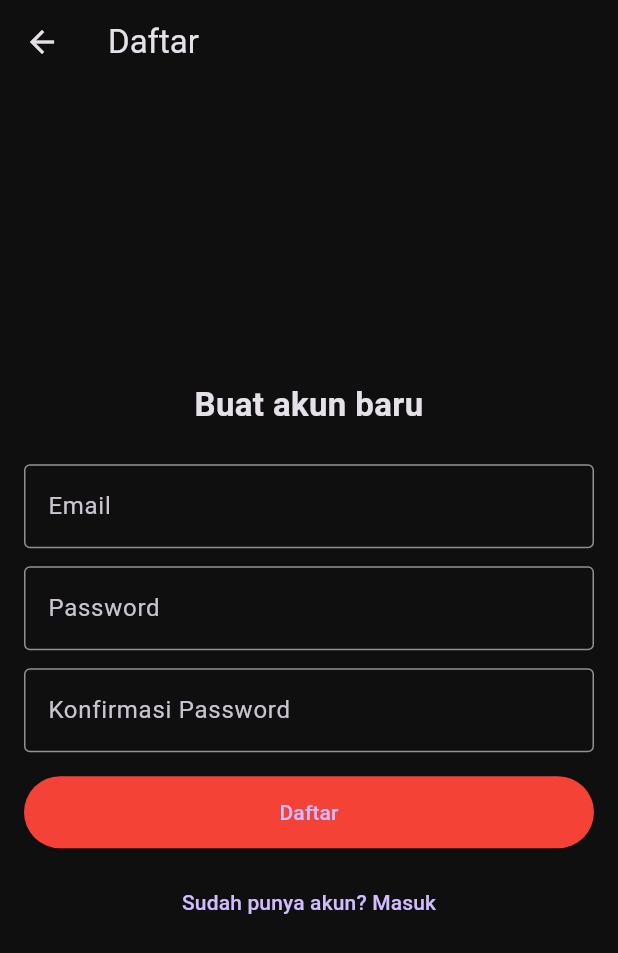
After one commit to slabkim/UTPMOLA, a Flutter app: the screen it shows after launch, after a tap on "Masuk", after a tap on "Belum punya akun? Daftar", on a phone screen of 412 x 824 dp. The commit adds this screen. Shown: the top 953 px of the screen. Run offline on Flutter 3.47's test engine with Material 3 defaults, Android fonts, the phone set to English and light mode, and no system bars; our stand-ins replace firebase_auth, firebase_core, youtube_player_flutter; accounts and stored records are empty.

Commit message:
adding login dan register page that connect to firebase

```diff
--- a/lib/main.dart
+++ b/lib/main.dart
@@ -1,7 +1,20 @@
 import 'package:flutter/material.dart';
+import 'package:firebase_core/firebase_core.dart';
+import 'firebase_options.dart';
 import 'screens/main_screen.dart';
+import 'screens/auth/login_screen.dart';
+import 'screens/auth/register_screen.dart';
+import 'package:firebase_auth/firebase_auth.dart';
 
-void main() {
+Future<void> main() async {
+  WidgetsFlutterBinding.ensureInitialized();
+  await Firebase.initializeApp(
+    options: DefaultFirebaseOptions.currentPlatform,
+  );
+  // Set bahasa untuk pesan Auth dan hilangkan peringatan X-Firebase-Locale null
+  try {
+    await FirebaseAuth.instance.setLanguageCode('id');
+  } catch (_) {}
   runApp(const YouTubeCloneApp());
 }
 
@@ -18,7 +31,33 @@ class YouTubeCloneApp extends StatelessWidget {
         scaffoldBackgroundColor: const Color(0xFF0F0F0F),
         primaryColor: Colors.red,
       ),
-      home: const MainScreen(),
+      routes: {
+        '/login': (_) => const LoginScreen(),
+        '/register': (_) => const RegisterScreen(),
+      },
+      home: const _AuthGate(),
     );
   }
 }
+
+class _AuthGate extends StatelessWidget {
+  const _AuthGate();
+
+  @override
+  Widget build(BuildContext context) {
+    return StreamBuilder<User?>(
+      stream: FirebaseAuth.instance.authStateChanges(),
+      builder: (context, snapshot) {
+        if (snapshot.connectionState == ConnectionState.waiting) {
+          return const Scaffold(
+            body: Center(child: CircularProgressIndicator()),
+          );
+        }
+        if (snapshot.hasData) {
+          return const MainScreen();
+        }
+        return const LoginScreen();
+      },
+    );
+  }
+}
--- /dev/null
+++ b/lib/screens/auth/login_screen.dart
@@ -0,0 +1,148 @@
+import 'package:flutter/material.dart';
+import '../../services/auth_service.dart';
+
+class LoginScreen extends StatefulWidget {
+  const LoginScreen({super.key});
+
+  @override
+  State<LoginScreen> createState() => _LoginScreenState();
+}
+
+class _LoginScreenState extends State<LoginScreen> {
+  final _formKey = GlobalKey<FormState>();
+  final _emailController = TextEditingController();
+  final _passwordController = TextEditingController();
+  final _auth = AuthService();
+  bool _isLoading = false;
+  String? _error;
+
+  @override
+  void dispose() {
+    _emailController.dispose();
+    _passwordController.dispose();
+    super.dispose();
+  }
+
+  Future<void> _login() async {
+    setState(() {
+      _error = null;
+    });
+    if (!_formKey.currentState!.validate()) return;
+    setState(() => _isLoading = true);
+    try {
+      await _auth.signInWithEmail(
+        _emailController.text.trim(),
+        _passwordController.text.trim(),
+      );
+      // AuthGate will navigate automatically based on auth state
+    } on AuthException catch (e) {
+      setState(() => _error = e.message);
+    } catch (_) {
+      setState(() => _error = 'Login gagal. Coba lagi.');
+    } finally {
+      if (mounted) setState(() => _isLoading = false);
+    }
+  }
+
+  @override
+  Widget build(BuildContext context) {
+    return Scaffold(
+      appBar: AppBar(
+        title: const Text('Masuk'),
+        backgroundColor: const Color(0xFF0F0F0F),
+      ),
+      body: Center(
+        child: SingleChildScrollView(
+          padding: const EdgeInsets.all(16),
+          child: ConstrainedBox(
+            constraints: const BoxConstraints(maxWidth: 420),
+            child: Form(
+              key: _formKey,
+              child: Column(
+                crossAxisAlignment: CrossAxisAlignment.stretch,
+                children: [
+                  const Text(
+                    'Selamat datang kembali',
+                    style: TextStyle(fontSize: 22, fontWeight: FontWeight.bold),
+                    textAlign: TextAlign.center,
+                  ),
+                  const SizedBox(height: 24),
+                  TextFormField(
+                    controller: _emailController,
+                    keyboardType: TextInputType.emailAddress,
+                    decoration: const InputDecoration(
+                      labelText: 'Email',
+                      border: OutlineInputBorder(),
+                    ),
+                    validator: (v) {
+                      if (v == null || v.trim().isEmpty) {
+                        return 'Email wajib diisi';
+                      }
+                      if (!v.contains('@')) return 'Format email tidak valid';
+                      return null;
+                    },
+                  ),
+                  const SizedBox(height: 12),
+                  TextFormField(
+                    controller: _passwordController,
+                    obscureText: true,
+                    decoration: const InputDecoration(
+                      labelText: 'Password',
+                      border: OutlineInputBorder(),
+                    ),
+                    validator: (v) {
+                      if (v == null || v.isEmpty) {
+                        return 'Password wajib diisi';
+                      }
+                      if (v.length < 6) {
+                        return 'Minimal 6 karakter';
+                      }
+                      return null;
+                    },
+                  ),
+                  const SizedBox(height: 16),
+                  if (_error != null)
+                    Padding(
+                      padding: const EdgeInsets.only(bottom: 12),
+                      child: Text(
+                        _error!,
+                        style: const TextStyle(color: Colors.redAccent),
+                        textAlign: TextAlign.center,
+                      ),
+                    ),
+                  ElevatedButton(
+                    onPressed: _isLoading ? null : _login,
+                    style: ElevatedButton.styleFrom(
+                      backgroundColor: Colors.red,
+                      padding: const EdgeInsets.symmetric(vertical: 14),
+                    ),
+                    child: _isLoading
+                        ? const SizedBox(
+                            height: 20,
+                            width: 20,
+                            child: CircularProgressIndicator(
+                              strokeWidth: 2,
+                              valueColor: AlwaysStoppedAnimation(Colors.white),
+                            ),
+                          )
+                        : const Text('Masuk'),
+                  ),
+                  const SizedBox(height: 12),
+                  TextButton(
+                    onPressed: _isLoading
+                        ? null
+                        : () => Navigator.pushNamed(
+                              context,
+                              '/register',
+                            ),
+                    child: const Text('Belum punya akun? Daftar'),
+                  ),
+                ],
+              ),
+            ),
+          ),
+        ),
+      ),
+    );
+  }
+}
--- /dev/null
+++ b/lib/screens/auth/register_screen.dart
@@ -0,0 +1,176 @@
+import 'package:flutter/material.dart';
+import '../../services/auth_service.dart';
+
+class RegisterScreen extends StatefulWidget {
+  const RegisterScreen({super.key});
+
+  @override
+  State<RegisterScreen> createState() => _RegisterScreenState();
+}
+
+class _RegisterScreenState extends State<RegisterScreen> {
+  final _formKey = GlobalKey<FormState>();
+  final _emailController = TextEditingController();
+  final _passwordController = TextEditingController();
+  final _confirmController = TextEditingController();
+  final _auth = AuthService();
+  bool _isLoading = false;
+  String? _error;
+
+  @override
+  void dispose() {
+    _emailController.dispose();
+    _passwordController.dispose();
+    _confirmController.dispose();
+    super.dispose();
+  }
+
+  Future<void> _register() async {
+    setState(() {
+      _error = null;
+    });
+    if (!_formKey.currentState!.validate()) return;
+    setState(() => _isLoading = true);
+    try {
+      await _auth.registerWithEmail(
+        _emailController.text.trim(),
+        _passwordController.text.trim(),
+      );
+      // AuthGate will switch to MainScreen automatically
+      if (!mounted) return;
+      // Kembali ke root (AuthGate) supaya menampilkan MainScreen
+      if (Navigator.canPop(context)) {
+        Navigator.of(context).pop();
+      }
+    } on AuthException catch (e) {
+      setState(() => _error = e.message);
+    } catch (_) {
+      setState(() => _error = 'Pendaftaran gagal. Coba lagi.');
+    } finally {
+      if (mounted) setState(() => _isLoading = false);
+    }
+  }
+
+  @override
+  Widget build(BuildContext context) {
+    return Scaffold(
+      appBar: AppBar(
+        title: const Text('Daftar'),
+        backgroundColor: const Color(0xFF0F0F0F),
+      ),
+      body: Center(
+        child: SingleChildScrollView(
+          padding: const EdgeInsets.all(16),
+          child: ConstrainedBox(
+            constraints: const BoxConstraints(maxWidth: 420),
+            child: Form(
+              key: _formKey,
+              child: Column(
+                crossAxisAlignment: CrossAxisAlignment.stretch,
+                children: [
+                  const Text(
+                    'Buat akun baru',
+                    style: TextStyle(fontSize: 22, fontWeight: FontWeight.bold),
+                    textAlign: TextAlign.center,
+                  ),
+                  const SizedBox(height: 24),
+                  TextFormField(
+                    controller: _emailController,
+                    keyboardType: TextInputType.emailAddress,
+                    decoration: const InputDecoration(
+                      labelText: 'Email',
+                      border: OutlineInputBorder(),
+                    ),
+                    validator: (v) {
+                      if (v == null || v.trim().isEmpty) {
+                        return 'Email wajib diisi';
+                      }
+                      if (!v.contains('@')) return 'Format email tidak valid';
+                      return null;
+                    },
+                  ),
+                  const SizedBox(height: 12),
+                  TextFormField(
+                    controller: _passwordController,
+                    obscureText: true,
+                    decoration: const InputDecoration(
+                      labelText: 'Password',
+                      border: OutlineInputBorder(),
+                    ),
+                    validator: (v) {
+                      if (v == null || v.isEmpty) {
+                        return 'Password wajib diisi';
+                      }
+                      if (v.length < 6) {
+                        return 'Minimal 6 karakter';
+                      }
+                      return null;
+                    },
+                  ),
+                  const SizedBox(height: 12),
+                  TextFormField(
+                    controller: _confirmController,
+                    obscureText: true,
+                    decoration: const InputDecoration(
+                      labelText: 'Konfirmasi Password',
+                      border: OutlineInputBorder(),
+                    ),
+                    validator: (v) {
+                      if (v == null || v.isEmpty) {
+                        return 'Konfirmasi password wajib diisi';
+                      }
+                      if (v != _passwordController.text) {
+                        return 'Password tidak sama';
+                      }
+                      return null;
+                    },
+                  ),
+                  const SizedBox(height: 16),
+                  if (_error != null)
+                    Padding(
+                      padding: const EdgeInsets.only(bottom: 12),
+                      child: Text(
+                        _error!,
+                        style: const TextStyle(color: Colors.redAccent),
+                        textAlign: TextAlign.center,
+                      ),
+                    ),
+                  ElevatedButton(
+                    onPressed: _isLoading ? null : _register,
+                    style: ElevatedButton.styleFrom(
+                      backgroundColor: Colors.red,
+                      padding: const EdgeInsets.symmetric(vertical: 14),
+                    ),
+                    child: _isLoading
+                        ? const SizedBox(
+                            height: 20,
+                            width: 20,
+                            child: CircularProgressIndicator(
+                              strokeWidth: 2,
+                              valueColor: AlwaysStoppedAnimation(Colors.white),
+                            ),
+                          )
+                        : const Text('Daftar'),
+                  ),
+                  const SizedBox(height: 12),
+                  TextButton(
+                    onPressed: _isLoading
+                        ? null
+                        : () {
+                            if (Navigator.canPop(context)) {
+                              Navigator.pop(context);
+                            } else {
+                              Navigator.pushNamed(context, '/login');
+                            }
+                          },
+                    child: const Text('Sudah punya akun? Masuk'),
+                  ),
+                ],
+              ),
+            ),
+          ),
+        ),
+      ),
+    );
+  }
+}
--- a/lib/screens/home_screen.dart
+++ b/lib/screens/home_screen.dart
@@ -42,7 +42,7 @@ class HomeScreen extends StatelessWidget {
             height: 50,
             child: ListView(
               scrollDirection: Axis.horizontal,
-              padding: const EdgeInsets.symmetric(horizontal: 12, vertical: 8),
+              padding: const EdgeInsets.symmetric(horizontal: 12),
               children: const [
                 CategoryChip(label: 'All', isSelected: true),
                 CategoryChip(label: 'Music', isSelected: false),
--- a/lib/screens/subs_screen.dart
+++ b/lib/screens/subs_screen.dart
@@ -27,7 +27,7 @@ class SubscriptionsScreen extends StatelessWidget {
             height: 100,
             child: ListView(
               scrollDirection: Axis.horizontal,
-              padding: const EdgeInsets.all(12),
+              padding: const EdgeInsets.symmetric(horizontal: 12),
               children: const [
                 ChannelAvatar(name: 'Tech Channel', initial: 'T'),
                 ChannelAvatar(name: 'Gaming Hub', initial: 'G'),
--- a/lib/screens/subscriptions_screen.dart
+++ b/lib/screens/subscriptions_screen.dart
@@ -27,7 +27,7 @@ class SubscriptionsScreen extends StatelessWidget {
             height: 100,
             child: ListView(
               scrollDirection: Axis.horizontal,
-              padding: const EdgeInsets.all(12),
+              padding: const EdgeInsets.symmetric(horizontal: 12),
               children: const [
                 ChannelAvatar(name: 'Tech Channel', initial: 'T'),
                 ChannelAvatar(name: 'Gaming Hub', initial: 'G'),
--- /dev/null
+++ b/lib/services/auth_service.dart
@@ -0,0 +1,63 @@
+import 'package:firebase_auth/firebase_auth.dart';
+
+class AuthService {
+  final FirebaseAuth _auth = FirebaseAuth.instance;
+
+  Stream<User?> get authStateChanges => _auth.authStateChanges();
+
+  Future<UserCredential> signInWithEmail(String email, String password) async {
+    try {
+      return await _auth.signInWithEmailAndPassword(
+        email: email,
+        password: password,
+      );
+    } on FirebaseAuthException catch (e) {
+      throw AuthException(_mapCodeToMessage(e.code));
+    }
+  }
+
+  Future<UserCredential> registerWithEmail(
+      String email, String password) async {
+    try {
+      return await _auth.createUserWithEmailAndPassword(
+        email: email,
+        password: password,
+      );
+    } on FirebaseAuthException catch (e) {
+      throw AuthException(_mapCodeToMessage(e.code));
+    }
+  }
+
+  Future<void> signOut() async {
+    await _auth.signOut();
+  }
+
+  String _mapCodeToMessage(String code) {
+    switch (code) {
+      case 'invalid-email':
+        return 'Email tidak valid';
+      case 'user-disabled':
+        return 'Akun dinonaktifkan';
+      case 'user-not-found':
+        return 'Akun tidak ditemukan';
+      case 'wrong-password':
+        return 'Password salah';
+      case 'email-already-in-use':
+        return 'Email sudah terdaftar';
+      case 'weak-password':
+        return 'Password terlalu lemah (min 6 karakter)';
+      case 'operation-not-allowed':
+        return 'Operasi tidak diizinkan';
+      default:
+        return 'Terjadi kesalahan. Coba lagi.';
+    }
+  }
+}
+
+class AuthException implements Exception {
+  final String message;
+  AuthException(this.message);
+
+  @override
+  String toString() => message;
+}
--- a/pubspec.yaml
+++ b/pubspec.yaml
@@ -30,6 +30,8 @@ environment:
 dependencies:
   flutter:
     sdk: flutter
+  firebase_core: ^3.6.0
+  firebase_auth: ^5.3.1
 
   # The following adds the Cupertino Icons font to your application.
   # Use with the CupertinoIcons class for iOS style icons.
```
Also changed, not shown: lib/widgets/video_item.dart (+36 -0 lines), firebase.json (added), lib/firebase_options.dart (added), pubspec.lock, 7 other files.
